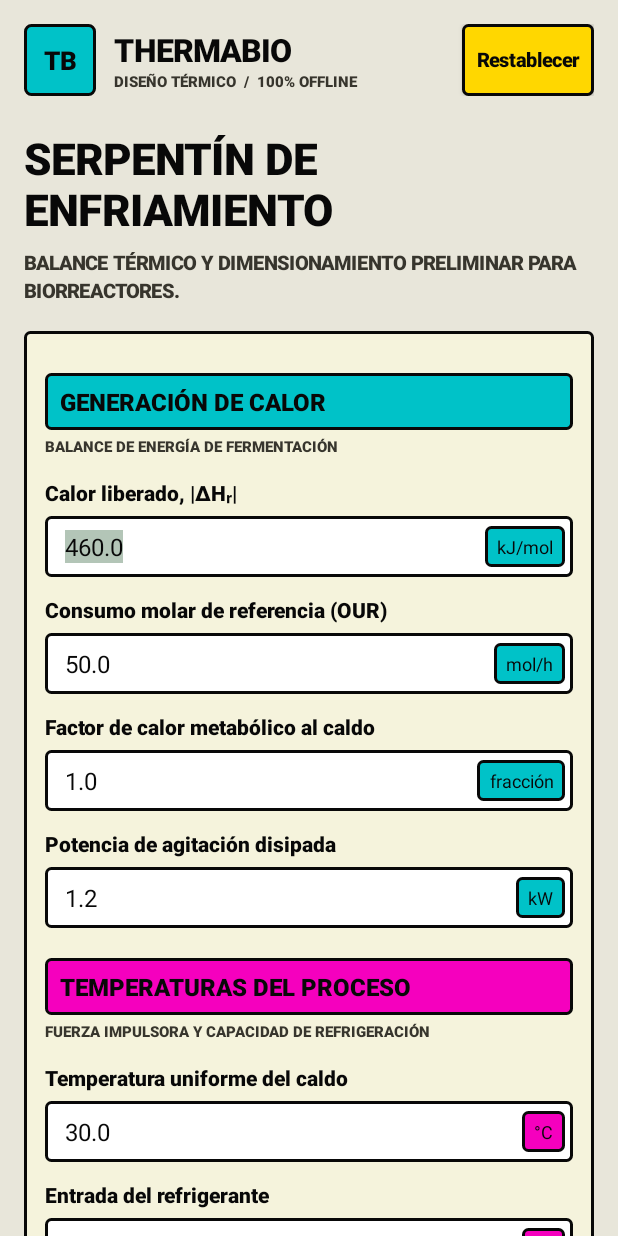
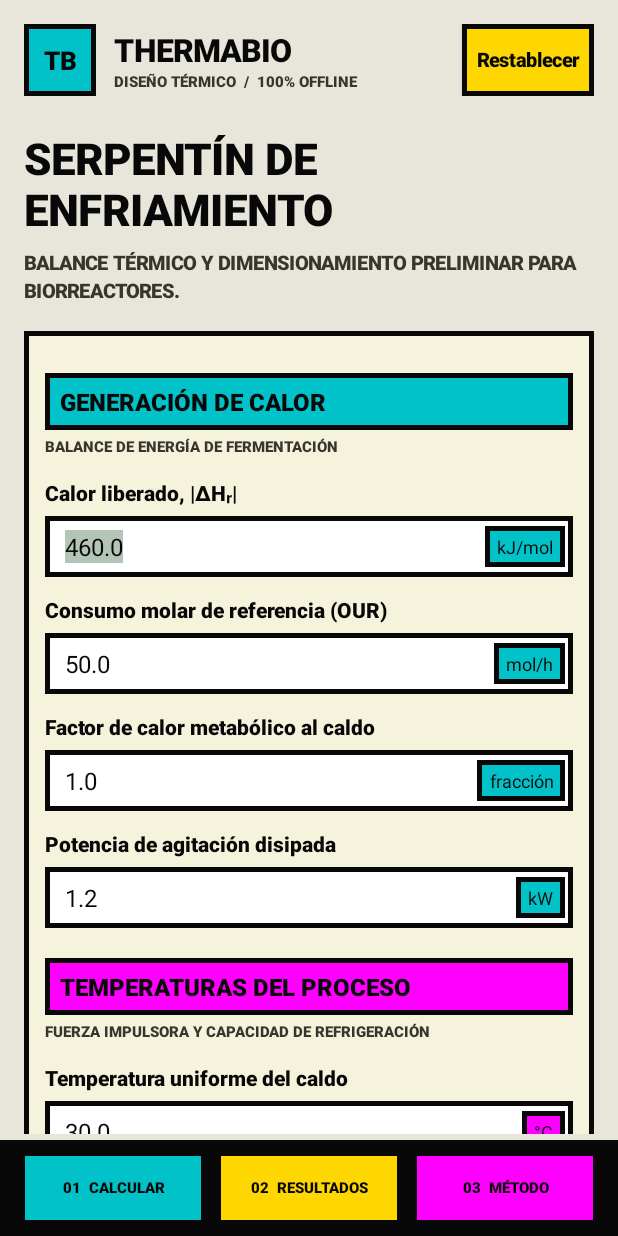
Before and after one commit to eslaking289/serpentin-biorreactor, an Android app: the screen it shows after launch (MainActivity), on a phone screen of 412 x 824 dp. Run offline under Robolectric (Android 15) with nearby library versions, the phone set to English and light mode, and no system bars.

Commit message:
Create native navigation and methodology for Android

```diff
--- a/android/app/build.gradle
+++ b/android/app/build.gradle
@@ -10,8 +10,8 @@ android {
         applicationId 'com.thermabio.app'
         minSdk 23
         targetSdk 35
-        versionCode 2
-        versionName '1.1.0'
+        versionCode 3
+        versionName '1.2.0'
     }
 
     compileOptions {
--- a/android/app/src/main/java/com/thermabio/app/MainActivity.java
+++ b/android/app/src/main/java/com/thermabio/app/MainActivity.java
@@ -12,6 +12,7 @@ import android.text.Editable;
 import android.text.TextWatcher;
 import android.view.Gravity;
 import android.view.View;
+import android.widget.FrameLayout;
 import android.view.inputmethod.InputMethodManager;
 import android.content.Context;
 import android.widget.Button;
@@ -34,7 +35,7 @@ public class MainActivity extends Activity {
     private static final int INK = Color.rgb(8, 8, 8);
     private static final int MUTED = Color.rgb(55, 53, 45);
     private static final int TEAL = Color.rgb(0, 194, 200);
-    private static final int MAGENTA = Color.rgb(245, 0, 190);
+    private static final int MAGENTA = Color.rgb(255, 0, 255);
     private static final int YELLOW = Color.rgb(255, 215, 0);
     private static final int PAPER = Color.rgb(245, 243, 220);
     private static final int BG = Color.rgb(232, 230, 218);
@@ -59,6 +60,9 @@ public class MainActivity extends Activity {
     private TextView statusText;
     private ScrollView scrollView;
     private View resultsCard;
+    private View calculatorCard;
+    private View methodologyCard;
+    private FrameLayout root;
     private boolean initializing = true;
 
     @Override protected void onCreate(Bundle state) {
@@ -101,6 +105,9 @@ public class MainActivity extends Activity {
     }
 
     private void buildInterface() {
+        root = new FrameLayout(this);
+        root.setBackgroundColor(BG);
+        root.setFitsSystemWindows(true);
         scrollView = new ScrollView(this);
         scrollView.setFillViewport(true);
         scrollView.setBackgroundColor(BG);
@@ -108,6 +115,7 @@ public class MainActivity extends Activity {
         page.setOrientation(LinearLayout.VERTICAL);
         page.setPadding(dp(16), dp(12), dp(16), dp(34));
         scrollView.addView(page);
+        calculatorCard = page;
 
         LinearLayout brand = new LinearLayout(this);
         brand.setGravity(Gravity.CENTER_VERTICAL);
@@ -133,6 +141,7 @@ public class MainActivity extends Activity {
         page.addView(intro, margins(0, 0, 0, 18));
 
         LinearLayout formCard = card();
+        calculatorCard = formCard;
         page.addView(formCard, margins(0, 0, 0, 16));
         String currentGroup = "";
         for (Spec spec : specs) {
@@ -191,10 +200,69 @@ public class MainActivity extends Activity {
         });
         output.addView(export, margins(0, 18, 0, 0));
 
+        LinearLayout method = card();
+        methodologyCard = method;
+        page.addView(method, margins(0, 0, 0, 14));
+        TextView methodTitle = text("METODOLOGÍA", 20, INK, true);
+        method.addView(methodTitle, margins(0, 0, 0, 5));
+        method.addView(text("BASE DE CÁLCULO · MODELO LOCAL", 10, MUTED, true), margins(0, 0, 0, 12));
+        addMethodBlock(method, "01 / CARGA TÉRMICA", "Q = |ΔHᵣ| · nᵣ · f_calor / 3600 + P_agitación", TEAL);
+        addMethodBlock(method, "02 / REFRIGERANTE", "ṁ = 1000 Q / [Cp (T_s − T_e)]    ·    ΔTlm = (ΔT₁ − ΔT₂) / ln(ΔT₁/ΔT₂)", YELLOW);
+        addMethodBlock(method, "03 / TRANSFERENCIA", "Re = 4ṁ/(π Di μ)    ·    Pr = μ Cp/k    ·    A = 1000 Q/(U ΔTlm)    ·    L = A/(π Do)", MAGENTA);
+        TextView assumptions = text("Supone caldo bien mezclado, propiedades constantes y coeficiente externo hₒ ingresado. Gnielinski, la corrección helicoidal y la caída de presión de tubo recto son aproximaciones. Verifica unidades, propiedades y diseño mecánico antes de fabricar u operar.", 12, MUTED, false);
+        assumptions.setLineSpacing(dp(3), 1f);
+        method.addView(assumptions, margins(0, 5, 0, 2));
+
         TextView disclaimer = text("ESTIMACIÓN ACADÉMICA PRELIMINAR. VERIFICA PROPIEDADES Y CORRELACIONES ANTES DE FABRICAR U OPERAR UN EQUIPO.", 11, MUTED, true);
         disclaimer.setLineSpacing(dp(3), 1f);
         page.addView(disclaimer, margins(2, 0, 2, 0));
-        setContentView(scrollView);
+        FrameLayout.LayoutParams scrollParams = new FrameLayout.LayoutParams(-1, -1);
+        scrollParams.bottomMargin = dp(68);
+        root.addView(scrollView, scrollParams);
+
+        LinearLayout navigation = new LinearLayout(this);
+        navigation.setOrientation(LinearLayout.HORIZONTAL);
+        navigation.setGravity(Gravity.CENTER);
+        navigation.setPadding(dp(10), dp(7), dp(10), dp(7));
+        navigation.setBackground(rounded(INK, 0, INK));
+        addNavigationItem(navigation, "01  CALCULAR", TEAL, 0);
+        addNavigationItem(navigation, "02  RESULTADOS", YELLOW, 1);
+        addNavigationItem(navigation, "03  MÉTODO", MAGENTA, 2);
+        FrameLayout.LayoutParams navParams = new FrameLayout.LayoutParams(-1, dp(64), Gravity.BOTTOM);
+        root.addView(navigation, navParams);
+        setContentView(root);
+    }
+
+    private void addMethodBlock(LinearLayout parent, String title, String equation, int accent) {
+        LinearLayout block = new LinearLayout(this);
+        block.setOrientation(LinearLayout.VERTICAL);
+        block.setPadding(dp(10), dp(8), dp(10), dp(8));
+        block.setBackground(rounded(accent, 0, INK));
+        block.addView(text(title, 11, INK, true));
+        TextView formula = text(equation, 12, INK, true);
+        formula.setTypeface(Typeface.create("monospace", Typeface.BOLD));
+        formula.setLineSpacing(dp(3), 1f);
+        block.addView(formula, margins(0, 5, 0, 0));
+        parent.addView(block, margins(0, 0, 0, 8));
+    }
+
+    private void addNavigationItem(LinearLayout parent, String title, int accent, int destination) {
+        Button button = new Button(this);
+        button.setText(title);
+        button.setTextSize(10);
+        button.setTextColor(INK);
+        button.setAllCaps(false);
+        button.setMinHeight(dp(48));
+        button.setTypeface(Typeface.create("sans-serif-black", Typeface.NORMAL));
+        button.setPadding(dp(3), 0, dp(3), 0);
+        button.setBackground(rounded(accent, 0, INK));
+        button.setOnClickListener(v -> {
+            View target = destination == 0 ? calculatorCard : destination == 1 ? resultsCard : methodologyCard;
+            scrollView.smoothScrollTo(0, target.getTop());
+        });
+        LinearLayout.LayoutParams params = new LinearLayout.LayoutParams(0, -1, 1f);
+        params.setMargins(dp(3), 0, dp(3), 0);
+        parent.addView(button, params);
     }
 
     private String groupNote(String group) {
@@ -428,8 +496,8 @@ public class MainActivity extends Activity {
         return button;
     }
     private GradientDrawable rounded(int color, int radius, Integer stroke) {
-        GradientDrawable d = new GradientDrawable(); d.setColor(color); d.setCornerRadius(dp(radius));
-        if (stroke != null) d.setStroke(dp(2), stroke);
+        GradientDrawable d = new GradientDrawable(); d.setColor(color); d.setCornerRadius(0);
+        if (stroke != null) d.setStroke(dp(3), stroke);
         return d;
     }
     private LinearLayout.LayoutParams margins(int left, int top, int right, int bottom) {
```
Also changed, not shown: 1 other file.
